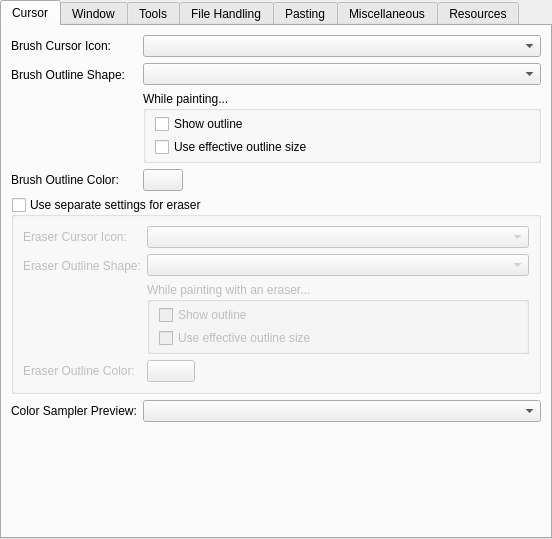
First picture: the form in libs/ui/forms/wdggeneralsettings.ui, repository KDE/krita, before the edit.
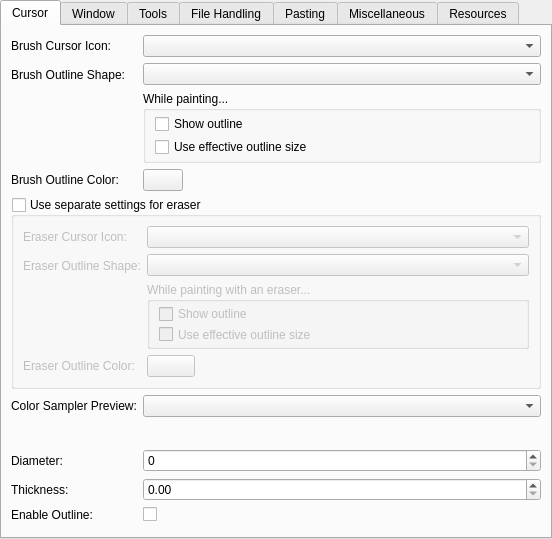
Second picture: the form after the edit. Custom widgets are drawn as their Qt base class.

Commit message:
Add options for color sampler preview
Before this commit, the color sampler preview diameter,
outline and other options were hard-coded into the color
sampler preview helper. This commit adds them and exposes them
in the Configure Krita dialog.
The options added are:
- diameter
- outline
- thickness of the ring (in % of the diameter)

Diff of the .ui file:
```diff
--- a/libs/ui/forms/wdggeneralsettings.ui
+++ b/libs/ui/forms/wdggeneralsettings.ui
@@ -284,7 +284,7 @@
          </layout>
         </widget>
        </item>
-       <item row="5" column="0" colspan="2">
+       <item row="9" column="0" colspan="2">
         <spacer name="verticalSpacer_3">
          <property name="orientation">
           <enum>Qt::Vertical</enum>
@@ -327,6 +327,49 @@
        <item row="4" column="1">
         <widget class="QComboBox" name="m_cmbColorSamplerPreviewStyle"/>
        </item>
+       <item row="5" column="1">
+        <widget class="KisColorSamplerPreviewPreview" name="m_lblColorSamplerPreviewSizePreview">
+         <property name="minimumSize">
+          <size>
+           <width>0</width>
+           <height>20</height>
+          </size>
+         </property>
+        </widget>
+       </item>
+       <item row="5" column="0">
+        <widget class="QLabel" name="m_lblColorSamplerPreviewSizePreviewEmpty"/>
+       </item>
+       <item row="6" column="0">
+        <widget class="QLabel" name="m_lblColorSamplerPreviewSize">
+         <property name="text">
+          <string>Diameter:</string>
+         </property>
+        </widget>
+       </item>
+       <item row="6" column="1">
+        <widget class="KisSliderSpinBox" name="m_nmbColorSamplerPreviewSize"/>
+       </item>
+       <item row="7" column="0">
+        <widget class="QLabel" name="m_lblColorSamplerPreviewThickness">
+         <property name="text">
+          <string>Thickness:</string>
+         </property>
+        </widget>
+       </item>
+       <item row="8" column="0">
+        <widget class="QLabel" name="label_24">
+         <property name="text">
+          <string>Enable Outline:</string>
+         </property>
+        </widget>
+       </item>
+       <item row="7" column="1">
+        <widget class="KisDoubleSliderSpinBox" name="m_ssbColorSamplerPreviewThickness"/>
+       </item>
+       <item row="8" column="1">
+        <widget class="QCheckBox" name="m_chkColorSamplerPreviewOutlineEnabled"/>
+       </item>
       </layout>
      </widget>
      <widget class="QWidget" name="tab_3">
@@ -1644,6 +1687,16 @@
    <header location="global">kis_warning_block.h</header>
    <container>1</container>
   </customwidget>
+  <customwidget>
+   <class>KisDoubleSliderSpinBox</class>
+   <extends>QDoubleSpinBox</extends>
+   <header>kis_slider_spin_box.h</header>
+  </customwidget>
+  <customwidget>
+   <class>KisColorSamplerPreviewPreview</class>
+   <extends>QLabel</extends>
+   <header>KisColorSamplerPreviewPreview.h</header>
+  </customwidget>
  </customwidgets>
  <resources/>
  <connections/>
```
The commit also changes 8 other files.
